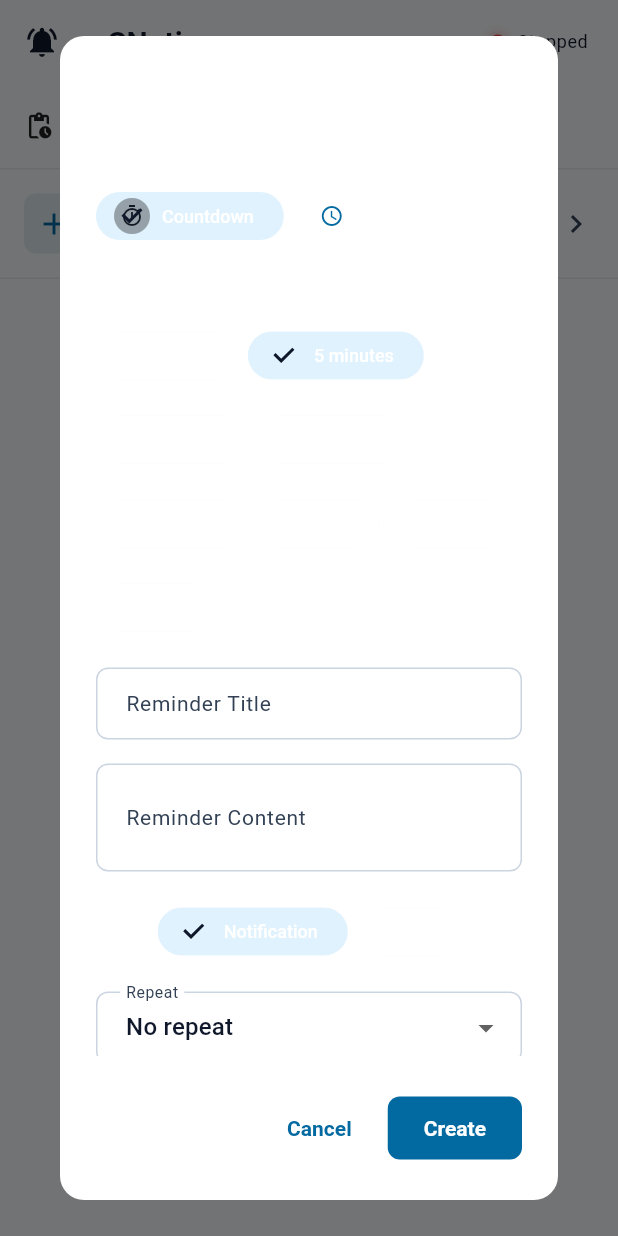
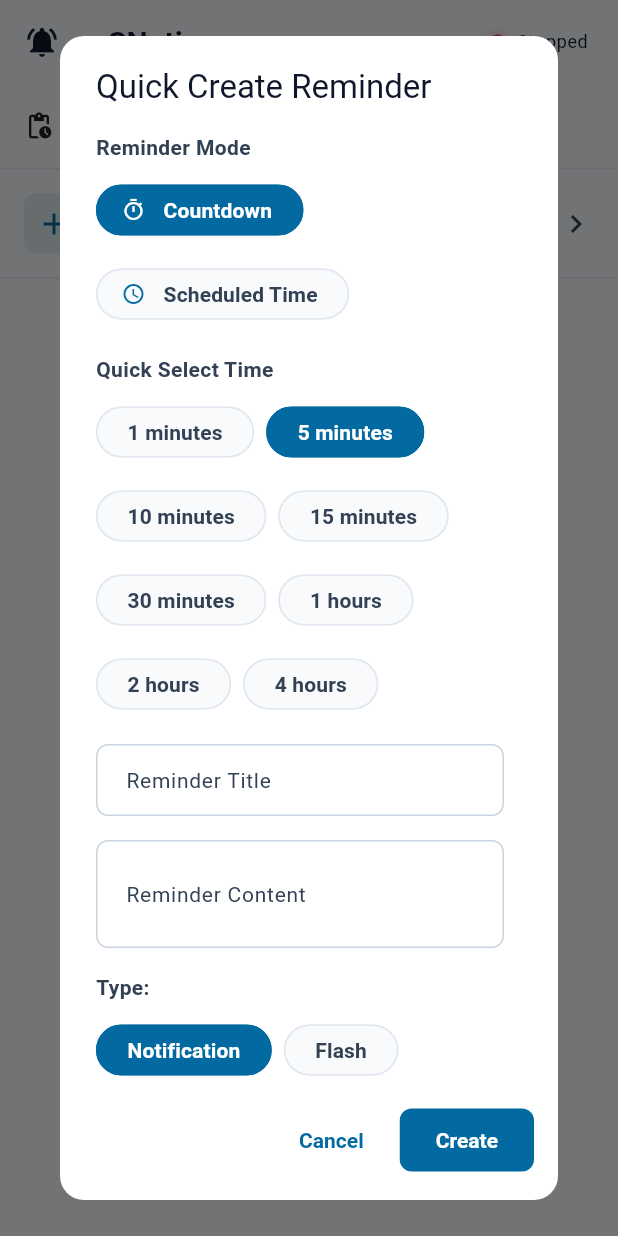
Before and after one commit to zouri/snotice, a Flutter app: the screen it shows after launch, after a tap on "Close", after a tap on "Quick Create Reminder", on a phone screen of 412 x 824 dp. Run offline on Flutter 3.47's test engine with Material 3 defaults, Android fonts, the phone set to English and light mode, and no system bars; our stand-ins replace audioplayers, flutter_local_notifications, shared_preferences, shelf; missing offline and left inert: desktop_multi_window, shelf_router, system_tray, window_manager; Roboto replaces fonts that are missing (PlusJakartaSans).

Commit message:
Refine quick reminder dialog layout

```diff
--- a/lib/ui/widgets/home/active_reminders_panel.dart
+++ b/lib/ui/widgets/home/active_reminders_panel.dart
@@ -452,13 +452,24 @@ class _QuickCreateDialogState extends State<_QuickCreateDialog> {
   @override
   Widget build(BuildContext context) {
     final l10n = AppLocalizations.of(context)!;
+    final colorScheme = Theme.of(context).colorScheme;
 
     return AlertDialog(
       constraints: const BoxConstraints(maxWidth: 520),
-      title: Text(l10n.quickCreateReminder),
+      titlePadding: const EdgeInsets.fromLTRB(24, 20, 24, 8),
+      contentPadding: const EdgeInsets.fromLTRB(24, 8, 24, 0),
+      actionsPadding: const EdgeInsets.fromLTRB(16, 0, 16, 16),
+      title: Text(
+        l10n.quickCreateReminder,
+        style: Theme.of(
+          context,
+        ).textTheme.titleLarge?.copyWith(color: colorScheme.onSurface),
+      ),
       content: SizedBox(
         width: 480,
         child: SingleChildScrollView(
+          // Reserve space for desktop overlay scrollbar to avoid covering fields.
+          padding: const EdgeInsets.only(right: 12),
           child: Column(
             mainAxisSize: MainAxisSize.min,
             crossAxisAlignment: CrossAxisAlignment.start,
@@ -488,14 +499,18 @@ class _QuickCreateDialogState extends State<_QuickCreateDialog> {
               ),
               const SizedBox(height: 16),
               // Type
+              Column(
+                crossAxisAlignment: CrossAxisAlignment.start,
+                children: [
+                  _buildSectionLabel(context, l10n.typeLabel),
+                  const SizedBox(height: 8),
                   Wrap(
                     spacing: 8,
                     runSpacing: 8,
-                crossAxisAlignment: WrapCrossAlignment.center,
                     children: [
-                  Text(l10n.typeLabel),
-                  ChoiceChip(
-                    label: Text(l10n.typeNotification),
+                      _buildChoiceChip(
+                        context: context,
+                        label: l10n.typeNotification,
                         selected: _type == 'notification',
                         onSelected: (selected) {
                           if (selected) {
@@ -503,14 +518,17 @@ class _QuickCreateDialogState extends State<_QuickCreateDialog> {
                           }
                         },
                       ),
-                  ChoiceChip(
-                    label: Text(l10n.typeFlash),
+                      _buildChoiceChip(
+                        context: context,
+                        label: l10n.typeFlash,
                         selected: _type == 'flash',
                         onSelected: (selected) {
                           if (selected) {
                             setState(() => _type = 'flash');
                           }
                         },
+                      ),
+                    ],
                   ),
                 ],
               ),
@@ -554,19 +572,94 @@ class _QuickCreateDialogState extends State<_QuickCreateDialog> {
     );
   }
 
+  Widget _buildSectionLabel(BuildContext context, String text) {
+    final colorScheme = Theme.of(context).colorScheme;
+    return Text(
+      text,
+      style: Theme.of(context).textTheme.bodyMedium?.copyWith(
+        color: colorScheme.onSurfaceVariant,
+        fontWeight: FontWeight.w600,
+      ),
+    );
+  }
+
+  TextStyle _chipTextStyle(BuildContext context, bool selected) {
+    final colorScheme = Theme.of(context).colorScheme;
+    final baseStyle = Theme.of(context).textTheme.labelLarge;
+    return (baseStyle ?? const TextStyle(fontSize: 14)).copyWith(
+      color: selected ? colorScheme.onPrimary : colorScheme.onSurfaceVariant,
+      fontWeight: FontWeight.w600,
+    );
+  }
+
+  ChoiceChip _buildChoiceChip({
+    required BuildContext context,
+    required String label,
+    required bool selected,
+    required ValueChanged<bool> onSelected,
+    IconData? icon,
+  }) {
+    final colorScheme = Theme.of(context).colorScheme;
+    return ChoiceChip(
+      avatar: icon == null
+          ? null
+          : Icon(
+              icon,
+              size: 16,
+              color: selected ? colorScheme.onPrimary : colorScheme.primary,
+            ),
+      label: Text(label, style: _chipTextStyle(context, selected)),
+      selected: selected,
+      showCheckmark: false,
+      selectedColor: colorScheme.primary,
+      backgroundColor: colorScheme.surface,
+      checkmarkColor: selected
+          ? colorScheme.onPrimary
+          : colorScheme.onSurfaceVariant,
+      side: BorderSide(
+        color: selected ? colorScheme.primary : colorScheme.outlineVariant,
+      ),
+      onSelected: onSelected,
+    );
+  }
+
+  FilterChip _buildFilterChip({
+    required BuildContext context,
+    required String label,
+    required bool selected,
+    required ValueChanged<bool> onSelected,
+  }) {
+    final colorScheme = Theme.of(context).colorScheme;
+    return FilterChip(
+      label: Text(label, style: _chipTextStyle(context, selected)),
+      selected: selected,
+      showCheckmark: false,
+      selectedColor: colorScheme.primary,
+      backgroundColor: colorScheme.surface,
+      checkmarkColor: selected
+          ? colorScheme.onPrimary
+          : colorScheme.onSurfaceVariant,
+      side: BorderSide(
+        color: selected ? colorScheme.primary : colorScheme.outlineVariant,
+      ),
+      onSelected: onSelected,
+    );
+  }
+
   Widget _buildScheduleModeSelector(AppLocalizations l10n) {
     return Column(
       crossAxisAlignment: CrossAxisAlignment.start,
       children: [
-        Text(l10n.reminderMode),
+        _buildSectionLabel(context, l10n.reminderMode),
         const SizedBox(height: 8),
         Wrap(
           spacing: 8,
           runSpacing: 8,
           children: [
-            ChoiceChip(
-              avatar: const Icon(Icons.timer_outlined, size: 16),
-              label: Text(l10n.countdownReminder),
+            _buildChoiceChip(
+              context: context,
+              icon: Icons.timer_outlined,
+              label: l10n.countdownReminder,
               selected: _scheduleMode == 'delay',
               onSelected: (selected) {
                 if (selected) {
@@ -574,9 +667,10 @@ class _QuickCreateDialogState extends State<_QuickCreateDialog> {
                 }
               },
             ),
-            ChoiceChip(
-              avatar: const Icon(Icons.schedule, size: 16),
-              label: Text(l10n.timeReminder),
+            _buildChoiceChip(
+              context: context,
+              icon: Icons.schedule,
+              label: l10n.timeReminder,
               selected: _scheduleMode == 'time',
               onSelected: (selected) {
                 if (selected) {
@@ -594,14 +688,15 @@ class _QuickCreateDialogState extends State<_QuickCreateDialog> {
     return Column(
       crossAxisAlignment: CrossAxisAlignment.start,
       children: [
-        Text(l10n.quickSelectTime),
+        _buildSectionLabel(context, l10n.quickSelectTime),
         const SizedBox(height: 8),
         Wrap(
           spacing: 8,
           runSpacing: 8,
           children: _quickDelays.map((minutes) {
-            return ChoiceChip(
-              label: Text(_formatDelay(l10n, minutes)),
+            return _buildChoiceChip(
+              context: context,
+              label: _formatDelay(l10n, minutes),
               selected: _delayMinutes == minutes,
               onSelected: (selected) {
                 if (selected) {
@@ -635,8 +730,9 @@ class _QuickCreateDialogState extends State<_QuickCreateDialog> {
           children: List<Widget>.generate(7, (index) {
             final weekday = index + 1;
             final selected = _selectedWeekdays.contains(weekday);
-            return FilterChip(
-              label: Text(_getWeekdayLabel(l10n, weekday)),
+            return _buildFilterChip(
+              context: context,
+              label: _getWeekdayLabel(l10n, weekday),
               selected: selected,
               onSelected: (value) {
                 setState(() {
```
Lines whose indentation alone changed are shown as unchanged.
